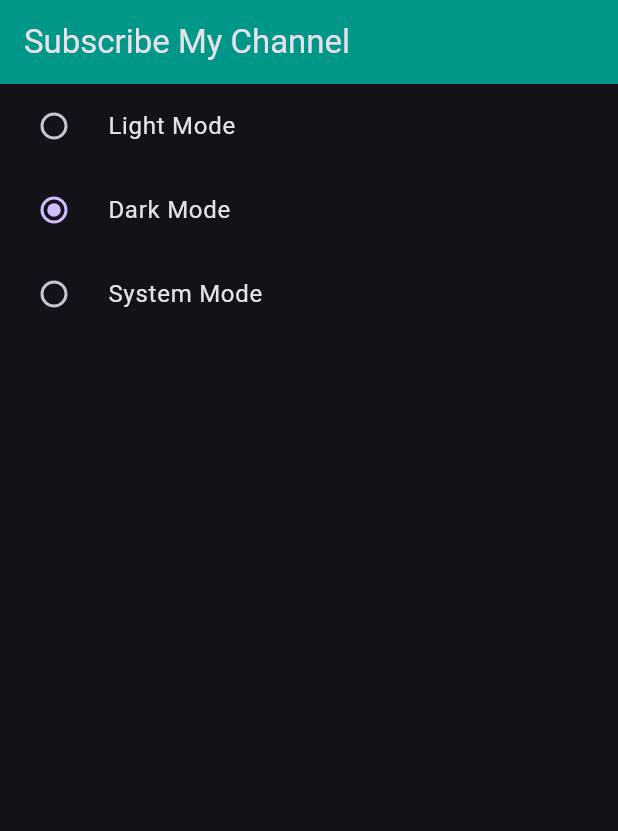
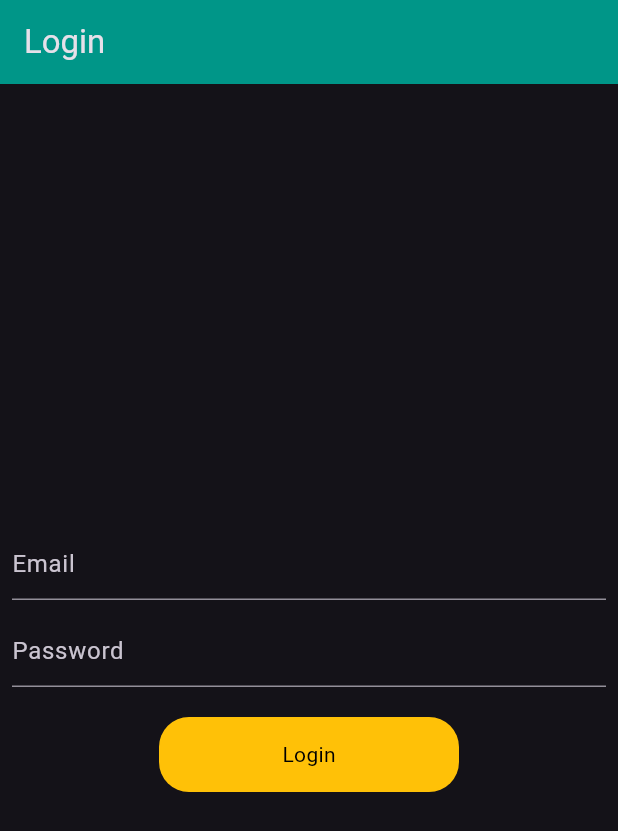
Before and after one commit to shiran02/-Provider-State-Management-course, a Flutter app: the screen it shows after launch, on a phone screen of 412 x 824 dp. Shown: the top 831 px of the screen. Run offline on Flutter 3.47's test engine with Material 3 defaults, Android fonts, the phone set to English and light mode, and no system bars.

Commit message:
login screen using provider

```diff
--- a/provider_course/lib/main.dart
+++ b/provider_course/lib/main.dart
@@ -1,6 +1,7 @@
 import 'package:flutter/material.dart';
 import 'package:provider/provider.dart';
 import 'package:provider_course/home_screen.dart';
+import 'package:provider_course/provider/auth_provider.dart';
 import 'package:provider_course/provider/count_provider.dart';
 import 'package:provider_course/provider/example_one_provider.dart';
 import 'package:provider_course/provider/faviurite+provider.dart';
@@ -9,6 +10,7 @@
 import 'package:provider_course/screens/dark_screen.dart';
 import 'package:provider_course/screens/example_one.dart';
 import 'package:provider_course/screens/favourite/favourite_screen.dart';
+import 'package:provider_course/screens/login_screen.dart';
 import 'package:provider_course/stateful_widget_screen.dart';
 import 'package:provider_course/why_provider.dart';
 
@@ -32,6 +34,9 @@
         ChangeNotifierProvider(create: (_)=>ExampleOneProvider()),
         ChangeNotifierProvider(create: (_)=>FavouriteItemProvider()),
         ChangeNotifierProvider(create: (_)=>ThemeChanger()),
+        ChangeNotifierProvider(create: (_)=>AuthProvider()),
+
+
 
       ],
       child: Builder(
@@ -56,7 +61,7 @@
                 backgroundColor: Colors.teal
               )
             ),
-            home: DarkScreen(),
+            home: LoginScreen(),
           );
         },
       ),
--- /dev/null
+++ b/provider_course/lib/provider/auth_provider.dart
@@ -0,0 +1,44 @@
+import 'package:flutter/material.dart';
+import 'package:http/http.dart';
+
+class AuthProvider with ChangeNotifier{
+
+      bool _loading = false;
+
+      bool get loading => _loading;
+
+      setLoading(bool value){
+          _loading = value;
+          notifyListeners();
+      }
+
+      void login(String email , String password)async{
+
+        print('In login');
+
+          setLoading(true);
+
+          try{
+
+            Response response = await post(
+                Uri.parse('https://reqres.in/api/login'),
+                body: {
+                  "email":email,
+                  "password":password,
+                }
+
+            );
+
+            if(response.statusCode == 200){
+                print('Login successFully');
+                setLoading(false);
+            }else{
+              setLoading(false);
+              print('Login faild');
+            }
+
+          }catch(e){
+              print(e.toString());
+          }
+      }
+}
--- /dev/null
+++ b/provider_course/lib/screens/login_screen.dart
@@ -0,0 +1,83 @@
+import 'package:flutter/material.dart';
+import 'package:provider/provider.dart';
+import 'package:provider_course/provider/auth_provider.dart';
+
+class LoginScreen extends StatefulWidget {
+  const LoginScreen({super.key});
+
+  @override
+  State<LoginScreen> createState() => _LoginScreenState();
+}
+
+class _LoginScreenState extends State<LoginScreen> {
+
+
+  TextEditingController emailController = TextEditingController();
+  TextEditingController passwordController = TextEditingController();
+
+  @override
+  Widget build(BuildContext context) {
+
+    final authProvider = Provider.of<AuthProvider>(context);
+
+    return Scaffold(
+      appBar: AppBar(
+        title: Text('Login'),
+      ),
+
+      body: Padding(
+        padding: const EdgeInsets.all(8.0),
+        child: Column(
+          mainAxisAlignment: MainAxisAlignment.center,
+          children: [
+
+              TextFormField(
+                controller: emailController,
+                decoration: InputDecoration(
+                  hintText: "Email"
+                ),
+              ),
+
+              SizedBox(
+                height: 10,
+              ),
+
+               TextFormField(
+                controller: passwordController,
+                decoration: InputDecoration(
+                  hintText: "Password"
+                ),
+              ),
+               SizedBox(
+                height: 20,
+              ),
+
+              InkWell(
+                onTap: () {
+                  authProvider.login(emailController.text,passwordController.text);
+                },
+                child: Container(
+                  height: 50,
+                  width: 200,
+                  decoration: BoxDecoration(
+                    color: Colors.amber,
+                    borderRadius: BorderRadius.circular(20),
+                  ),
+                  child: Center(
+                    child:authProvider.loading ? CircularProgressIndicator(color: Colors.black,) : Text(
+                      'Login',
+                      style:   TextStyle(
+                        color: Colors.black
+                      ),
+                      )
+                  ),
+                ),
+              )
+
+
+          ],
+        ),
+      ),
+    );
+  }
+}
--- a/provider_course/pubspec.yaml
+++ b/provider_course/pubspec.yaml
@@ -36,6 +36,7 @@
   # Use with the CupertinoIcons class for iOS style icons.
   cupertino_icons: ^1.0.2
   provider: ^6.1.1
+  http:
 
 dev_dependencies:
   flutter_test:
```
Also changed, not shown: provider_course/pubspec.lock.
